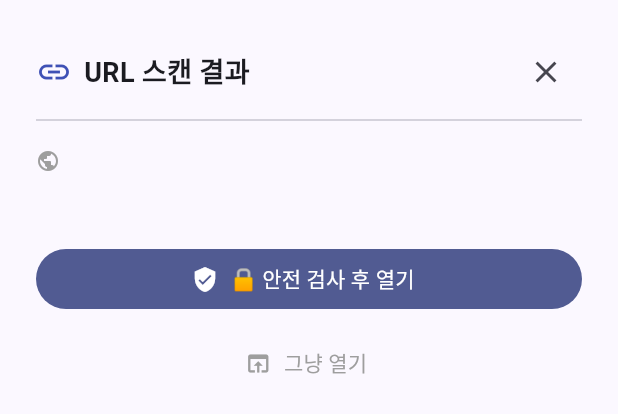
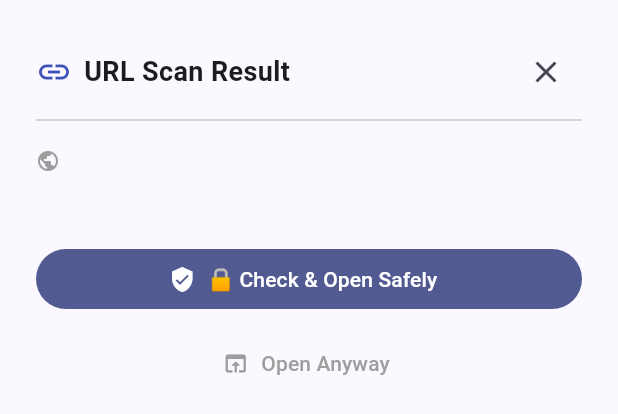
Before and after one commit to ashtonisher/scanpeek, a Flutter app: the UrlPreviewSheet widget shown alone on an empty page, opened directly with empty values, on a phone screen of 412 x 824 dp. Shown: the top 414 px of the screen. Run offline on Flutter 3.47's test engine with Material 3 defaults, Android fonts, the phone set to English and light mode, and no system bars; our stand-ins replace google_mobile_ads, shared_preferences; missing offline and left inert: mobile_scanner; accounts and stored records are empty; network calls fail.

Commit message:
feat: l10n localization

````diff
--- /dev/null
+++ b/l10n.yaml
@@ -0,0 +1,3 @@
+arb-dir: lib/l10n
+template-arb-file: app_en.arb
+output-localization-file: app_localizations.dart
--- /dev/null
+++ b/lib/l10n/app_en.arb
@@ -0,0 +1,26 @@
+{
+  "@@locale": "en",
+  "scanGuide": "Align QR code or barcode within the frame",
+  "adNotice": "An ad will play before opening the link.",
+  "urlSheetTitle": "URL Scan Result",
+  "textSheetTitle": "Scan Result",
+  "safe": "✅ Safe",
+  "danger": "⚠️ Danger",
+  "threatMalware": "Malware",
+  "threatPhishing": "Phishing / Scam",
+  "threatUnwanted": "Unwanted Software",
+  "threatHarmfulApp": "Harmful App",
+  "threatUnknown": "Threat",
+  "safeBrowsingResultSafe": "Google Safe Browsing result\nNo threats detected.\nRedirecting shortly...",
+  "safeBrowsingResultDanger": "Google Safe Browsing result\n{threat} detected.\nVisiting this site is not recommended.",
+  "@safeBrowsingResultDanger": {
+    "placeholders": {
+      "threat": { "type": "String" }
+    }
+  },
+  "checking": "Checking...",
+  "safeOpenButton": "🔒 Check & Open Safely",
+  "openAnywayButton": "Open Anyway",
+  "ignoreAndOpen": "Ignore Warning & Open",
+  "closeButton": "Close"
+}
--- /dev/null
+++ b/lib/l10n/app_localizations.dart
@@ -0,0 +1,250 @@
+import 'dart:async';
+
+import 'package:flutter/foundation.dart';
+import 'package:flutter/widgets.dart';
+import 'package:flutter_localizations/flutter_localizations.dart';
+import 'package:intl/intl.dart' as intl;
+
+import 'app_localizations_en.dart';
+import 'app_localizations_ja.dart';
+import 'app_localizations_ko.dart';
+import 'app_localizations_zh.dart';
+
+// ignore_for_file: type=lint
+
+/// Callers can lookup localized strings with an instance of AppLocalizations
+/// returned by `AppLocalizations.of(context)`.
+///
+/// Applications need to include `AppLocalizations.delegate()` in their app's
+/// `localizationDelegates` list, and the locales they support in the app's
+/// `supportedLocales` list. For example:
+///
+/// ```dart
+/// import 'l10n/app_localizations.dart';
+///
+/// return MaterialApp(
+///   localizationsDelegates: AppLocalizations.localizationsDelegates,
+///   supportedLocales: AppLocalizations.supportedLocales,
+///   home: MyApplicationHome(),
+/// );
+/// ```
+///
+/// ## Update pubspec.yaml
+///
+/// Please make sure to update your pubspec.yaml to include the following
+/// packages:
+///
+/// ```yaml
+/// dependencies:
+///   # Internationalization support.
+///   flutter_localizations:
+///     sdk: flutter
+///   intl: any # Use the pinned version from flutter_localizations
+///
+///   # Rest of dependencies
+/// ```
+///
+/// ## iOS Applications
+///
+/// iOS applications define key application metadata, including supported
+/// locales, in an Info.plist file that is built into the application bundle.
+/// To configure the locales supported by your app, you’ll need to edit this
+/// file.
+///
+/// First, open your project’s ios/Runner.xcworkspace Xcode workspace file.
+/// Then, in the Project Navigator, open the Info.plist file under the Runner
+/// project’s Runner folder.
+///
+/// Next, select the Information Property List item, select Add Item from the
+/// Editor menu, then select Localizations from the pop-up menu.
+///
+/// Select and expand the newly-created Localizations item then, for each
+/// locale your application supports, add a new item and select the locale
+/// you wish to add from the pop-up menu in the Value field. This list should
+/// be consistent with the languages listed in the AppLocalizations.supportedLocales
+/// property.
+abstract class AppLocalizations {
+  AppLocalizations(String locale)
+    : localeName = intl.Intl.canonicalizedLocale(locale.toString());
+
+  final String localeName;
+
+  static AppLocalizations? of(BuildContext context) {
+    return Localizations.of<AppLocalizations>(context, AppLocalizations);
+  }
+
+  static const LocalizationsDelegate<AppLocalizations> delegate =
+      _AppLocalizationsDelegate();
+
+  /// A list of this localizations delegate along with the default localizations
+  /// delegates.
+  ///
+  /// Returns a list of localizations delegates containing this delegate along with
+  /// GlobalMaterialLocalizations.delegate, GlobalCupertinoLocalizations.delegate,
+  /// and GlobalWidgetsLocalizations.delegate.
+  ///
+  /// Additional delegates can be added by appending to this list in
+  /// MaterialApp. This list does not have to be used at all if a custom list
+  /// of delegates is preferred or required.
+  static const List<LocalizationsDelegate<dynamic>> localizationsDelegates =
+      <LocalizationsDelegate<dynamic>>[
+        delegate,
+        GlobalMaterialLocalizations.delegate,
+        GlobalCupertinoLocalizations.delegate,
+        GlobalWidgetsLocalizations.delegate,
+      ];
+
+  /// A list of this localizations delegate's supported locales.
+  static const List<Locale> supportedLocales = <Locale>[
+    Locale('en'),
+    Locale('ja'),
+    Locale('ko'),
+    Locale('zh'),
+  ];
+
+  /// No description provided for @scanGuide.
+  ///
+  /// In en, this message translates to:
+  /// **'Align QR code or barcode within the frame'**
+  String get scanGuide;
+
+  /// No description provided for @adNotice.
+  ///
+  /// In en, this message translates to:
+  /// **'An ad will play before opening the link.'**
+  String get adNotice;
+
+  /// No description provided for @urlSheetTitle.
+  ///
+  /// In en, this message translates to:
+  /// **'URL Scan Result'**
+  String get urlSheetTitle;
+
+  /// No description provided for @textSheetTitle.
+  ///
+  /// In en, this message translates to:
+  /// **'Scan Result'**
+  String get textSheetTitle;
+
+  /// No description provided for @safe.
+  ///
+  /// In en, this message translates to:
+  /// **'✅ Safe'**
+  String get safe;
+
+  /// No description provided for @danger.
+  ///
+  /// In en, this message translates to:
+  /// **'⚠️ Danger'**
+  String get danger;
+
+  /// No description provided for @threatMalware.
+  ///
+  /// In en, this message translates to:
+  /// **'Malware'**
+  String get threatMalware;
+
+  /// No description provided for @threatPhishing.
+  ///
+  /// In en, this message translates to:
+  /// **'Phishing / Scam'**
+  String get threatPhishing;
+
+  /// No description provided for @threatUnwanted.
+  ///
+  /// In en, this message translates to:
+  /// **'Unwanted Software'**
+  String get threatUnwanted;
+
+  /// No description provided for @threatHarmfulApp.
+  ///
+  /// In en, this message translates to:
+  /// **'Harmful App'**
+  String get threatHarmfulApp;
+
+  /// No description provided for @threatUnknown.
+  ///
+  /// In en, this message translates to:
+  /// **'Threat'**
+  String get threatUnknown;
+
+  /// No description provided for @safeBrowsingResultSafe.
+  ///
+  /// In en, this message translates to:
+  /// **'Google Safe Browsing result\nNo threats detected.\nRedirecting shortly...'**
+  String get safeBrowsingResultSafe;
+
+  /// No description provided for @safeBrowsingResultDanger.
+  ///
+  /// In en, this message translates to:
+  /// **'Google Safe Browsing result\n{threat} detected.\nVisiting this site is not recommended.'**
+  String safeBrowsingResultDanger(String threat);
+
+  /// No description provided for @checking.
+  ///
+  /// In en, this message translates to:
+  /// **'Checking...'**
+  String get checking;
+
+  /// No description provided for @safeOpenButton.
+  ///
+  /// In en, this message translates to:
+  /// **'🔒 Check & Open Safely'**
+  String get safeOpenButton;
+
+  /// No description provided for @openAnywayButton.
+  ///
+  /// In en, this message translates to:
+  /// **'Open Anyway'**
+  String get openAnywayButton;
+
+  /// No description provided for @ignoreAndOpen.
+  ///
+  /// In en, this message translates to:
+  /// **'Ignore Warning & Open'**
+  String get ignoreAndOpen;
+
+  /// No description provided for @closeButton.
+  ///
+  /// In en, this message translates to:
+  /// **'Close'**
+  String get closeButton;
+}
+
+class _AppLocalizationsDelegate
+    extends LocalizationsDelegate<AppLocalizations> {
+  const _AppLocalizationsDelegate();
+
+  @override
+  Future<AppLocalizations> load(Locale locale) {
+    return SynchronousFuture<AppLocalizations>(lookupAppLocalizations(locale));
+  }
+
+  @override
+  bool isSupported(Locale locale) =>
+      <String>['en', 'ja', 'ko', 'zh'].contains(locale.languageCode);
+
+  @override
+  bool shouldReload(_AppLocalizationsDelegate old) => false;
+}
+
+AppLocalizations lookupAppLocalizations(Locale locale) {
+  // Lookup logic when only language code is specified.
+  switch (locale.languageCode) {
+    case 'en':
+      return AppLocalizationsEn();
+    case 'ja':
+      return AppLocalizationsJa();
+    case 'ko':
+      return AppLocalizationsKo();
+    case 'zh':
+      return AppLocalizationsZh();
+  }
+
+  throw FlutterError(
+    'AppLocalizations.delegate failed to load unsupported locale "$locale". This is likely '
+    'an issue with the localizations generation tool. Please file an issue '
+    'on GitHub with a reproducible sample app and the gen-l10n configuration '
+    'that was used.',
+  );
+}
--- a/lib/main.dart
+++ b/lib/main.dart
@@ -1,6 +1,7 @@
 import 'dart:async';
 import 'dart:convert';
 import 'package:flutter/material.dart';
+import 'l10n/app_localizations.dart';
 import 'package:google_mobile_ads/google_mobile_ads.dart';
 import 'package:http/http.dart' as http;
 import 'package:mobile_scanner/mobile_scanner.dart';
@@ -23,6 +24,8 @@ class MyApp extends StatelessWidget {
   Widget build(BuildContext context) {
     return MaterialApp(
       title: 'ScanPeek',
+      localizationsDelegates: AppLocalizations.localizationsDelegates,
+      supportedLocales: AppLocalizations.supportedLocales,
       theme: ThemeData(
         colorScheme: ColorScheme.fromSeed(seedColor: Colors.indigo),
         useMaterial3: true,
@@ -336,9 +339,9 @@ class _ScannerPageState extends State<ScannerPage> with WidgetsBindingObserver {
   void _showAdNoticeSnackBar() {
     if (!mounted) return;
     ScaffoldMessenger.of(context).showSnackBar(
-      const SnackBar(
-        content: Text('광고 시청 후 이동할 수 있습니다.'),
-        duration: Duration(milliseconds: 1500),
+      SnackBar(
+        content: Text(AppLocalizations.of(context)!.adNotice),
+        duration: const Duration(milliseconds: 1500),
         behavior: SnackBarBehavior.floating,
       ),
     );
@@ -429,9 +432,9 @@ class _ScannerPageState extends State<ScannerPage> with WidgetsBindingObserver {
                 padding: const EdgeInsets.symmetric(vertical: 12),
                 child: Column(
                   children: [
-                    const Text(
-                      'QR코드 또는 바코드를 화면에 맞춰주세요',
-                      style: TextStyle(color: Colors.white70, fontSize: 14),
+                    Text(
+                      AppLocalizations.of(context)!.scanGuide,
+                      style: const TextStyle(color: Colors.white70, fontSize: 14),
                       textAlign: TextAlign.center,
                     ),
                     const SizedBox(height: 8),
@@ -597,23 +600,24 @@ class _UrlPreviewSheetState extends State<UrlPreviewSheet> {
     // 위험하면 경고만 표시 — 사용자가 직접 닫기
   }
 
-  String _threatLabel(String? type) {
+  String _threatLabel(String? type, AppLocalizations l10n) {
     switch (type) {
       case 'MALWARE':
-        return '악성코드';
+        return l10n.threatMalware;
       case 'SOCIAL_ENGINEERING':
-        return '피싱/사기';
+        return l10n.threatPhishing;
       case 'UNWANTED_SOFTWARE':
-        return '유해 소프트웨어';
+        return l10n.threatUnwanted;
       case 'POTENTIALLY_HARMFUL_APPLICATION':
-        return '유해 앱';
+        return l10n.threatHarmfulApp;
       default:
-        return '위협';
+        return l10n.threatUnknown;
     }
   }
 
   @override
   Widget build(BuildContext context) {
+    final l10n = AppLocalizations.of(context)!;
     final bottomPadding = MediaQuery.of(context).padding.bottom;
     return Padding(
       padding: EdgeInsets.fromLTRB(24, 24, 24, 24 + bottomPadding),
@@ -637,9 +641,9 @@ class _UrlPreviewSheetState extends State<UrlPreviewSheet> {
             children: [
               const Icon(Icons.link, color: Colors.indigo),
               const SizedBox(width: 8),
-              const Text(
-                'URL 스캔 결과',
-                style: TextStyle(fontSize: 18, fontWeight: FontWeight.bold),
+              Text(
+                l10n.urlSheetTitle,
+                style: const TextStyle(fontSize: 18, fontWeight: FontWeight.bold),
               ),
               const Spacer(),
               IconButton(
@@ -690,7 +694,7 @@ class _UrlPreviewSheetState extends State<UrlPreviewSheet> {
                     ),
                   ),
                   child: Text(
-                    _isSafe ? '✅ 안전' : '⚠️ 위험',
+                    _isSafe ? l10n.safe : l10n.danger,
                     style: TextStyle(
                       fontSize: 12,
                       color: _isSafe
@@ -723,8 +727,8 @@ class _UrlPreviewSheetState extends State<UrlPreviewSheet> {
               ),
               child: Text(
                 _isSafe
-                    ? 'Google Safe Browsing 검사 결과\n위험 요소가 발견되지 않았습니다.\n잠시 후 이동합니다...'
-                    : 'Google Safe Browsing 검사 결과\n${_threatLabel(_threatType)}이 감지되었습니다.\n방문을 권장하지 않습니다.',
+                    ? l10n.safeBrowsingResultSafe
+                    : l10n.safeBrowsingResultDanger(_threatLabel(_threatType, l10n)),
                 style: TextStyle(
                   fontSize: 13,
                   color: _isSafe ? Colors.green.shade800 : Colors.red.shade800,
@@ -742,9 +746,9 @@ class _UrlPreviewSheetState extends State<UrlPreviewSheet> {
                     Icons.warning_amber_rounded,
                     color: Colors.red,
                   ),
-                  label: const Text(
-                    '무시하고 이동하기',
-                    style: TextStyle(color: Colors.red),
+                  label: Text(
+                    l10n.ignoreAndOpen,
+                    style: const TextStyle(color: Colors.red),
                   ),
                 ),
               ),
@@ -767,7 +771,7 @@ class _UrlPreviewSheetState extends State<UrlPreviewSheet> {
                         ),
                       )
                     : const Icon(Icons.verified_user),
-                label: Text(_isChecking ? '검사 중...' : '🔒 안전 검사 후 열기'),
+                label: Text(_isChecking ? l10n.checking : l10n.safeOpenButton),
               ),
             ),
           const SizedBox(height: 8),
@@ -777,7 +781,7 @@ class _UrlPreviewSheetState extends State<UrlPreviewSheet> {
             child: TextButton.icon(
               onPressed: widget.onOpen,
               icon: const Icon(Icons.open_in_browser),
-              label: const Text('그냥 열기'),
+              label: Text(l10n.openAnywayButton),
               style: TextButton.styleFrom(foregroundColor: Colors.grey),
             ),
           ),
@@ -796,6 +800,7 @@ class TextResultSheet extends StatelessWidget {
 
   @override
   Widget build(BuildContext context) {
+    final l10n = AppLocalizations.of(context)!;
     final bottomPadding = MediaQuery.of(context).padding.bottom;
     return Padding(
       padding: EdgeInsets.fromLTRB(24, 24, 24, 24 + bottomPadding),
@@ -808,9 +813,9 @@ class TextResultSheet extends StatelessWidget {
             children: [
               const Icon(Icons.qr_code, color: Colors.indigo),
               const SizedBox(width: 8),
-              const Text(
-                '스캔 결과',
-                style: TextStyle(fontSize: 18, fontWeight: FontWeight.bold),
+              Text(
+                l10n.textSheetTitle,
+                style: const TextStyle(fontSize: 18, fontWeight: FontWeight.bold),
               ),
               const Spacer(),
               IconButton(icon: const Icon(Icons.close), onPressed: onClose),
@@ -831,7 +836,7 @@ class TextResultSheet extends StatelessWidget {
           const SizedBox(height: 16),
           SizedBox(
             width: double.infinity,
-            child: FilledButton(onPressed: onClose, child: const Text('닫기')),
+            child: FilledButton(onPressed: onClose, child: Text(l10n.closeButton)),
           ),
           const SizedBox(height: 8),
         ],
````
Also changed, not shown: lib/l10n/app_ja.arb (added, +26 -0 lines), lib/l10n/app_ko.arb (added, +26 -0 lines), lib/l10n/app_localizations_en.dart (added, +67 -0 lines), lib/l10n/app_localizations_ja.dart (added, +67 -0 lines), lib/l10n/app_localizations_ko.dart (added, +67 -0 lines), lib/l10n/app_localizations_zh.dart (added, +66 -0 lines), lib/l10n/app_zh.arb (added, +26 -0 lines), pubspec.yaml (+6 -5 lines), pubspec.lock, 12 other files.
